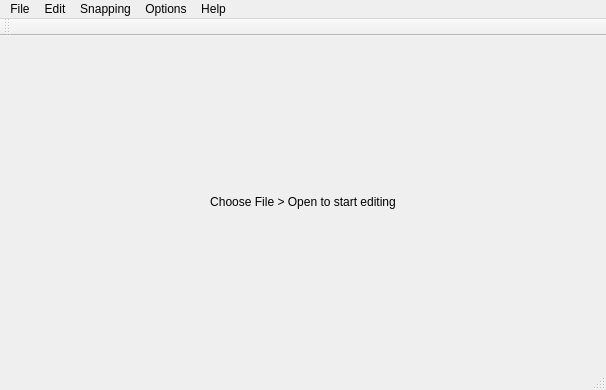
The window that Source/EditorMainWindow.ui (AliveTeam/qt-editor) describes before a commit, drawn with Qt 5.
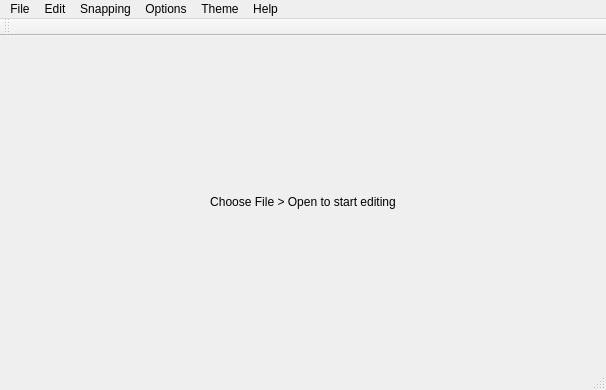
The same window after the commit. Icons and pictures are not drawn.

Commit message: update dark stylesheet, add Dark Fusion theme, disable menu when no tabs are opened

```diff
--- a/Source/EditorMainWindow.ui
+++ b/Source/EditorMainWindow.ui
@@ -159,10 +159,17 @@
     <addaction name="action_snap_map_objects_x"/>
     <addaction name="action_snap_map_objects_y"/>
    </widget>
+   <widget class="QMenu" name="menuTheme">
+    <property name="title">
+     <string>Theme</string>
+    </property>
+    <addaction name="actionDark_theme"/>
+   </widget>
    <addaction name="menuFile"/>
    <addaction name="menuEdit"/>
    <addaction name="menuSnapping"/>
    <addaction name="menuOptions"/>
+   <addaction name="menuTheme"/>
    <addaction name="menuHelp"/>
   </widget>
   <widget class="QStatusBar" name="statusbar"/>
```
Left out of the diff: 21 changed lines with no effect on the pictures. The commit also changes 5 other files.
